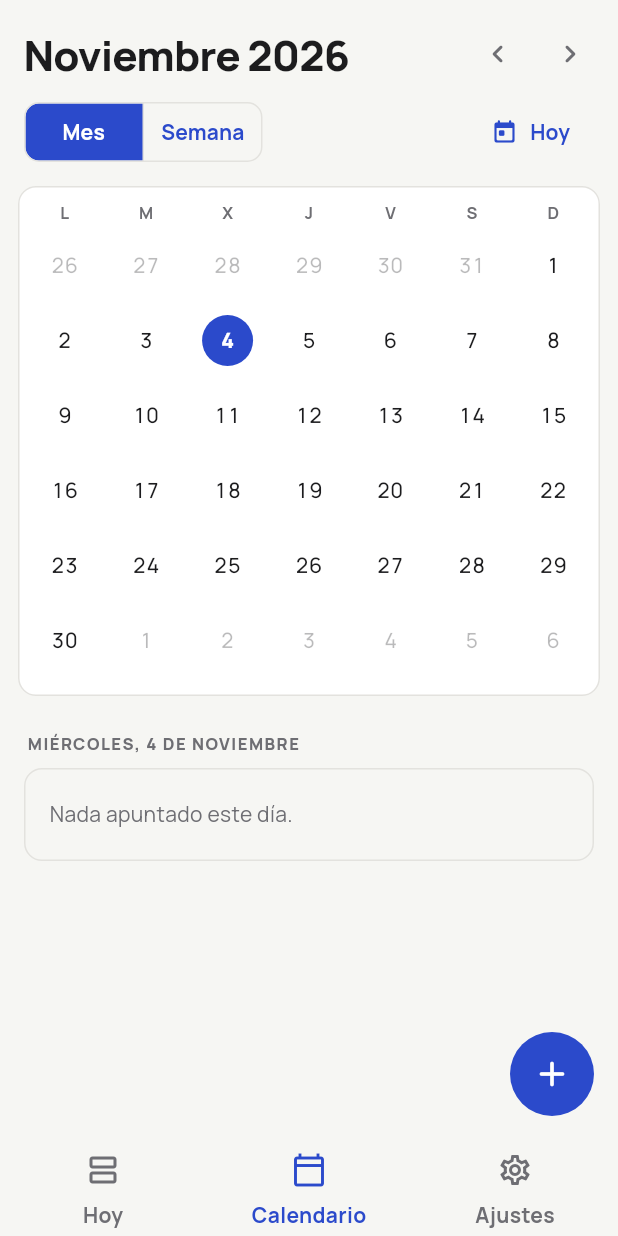
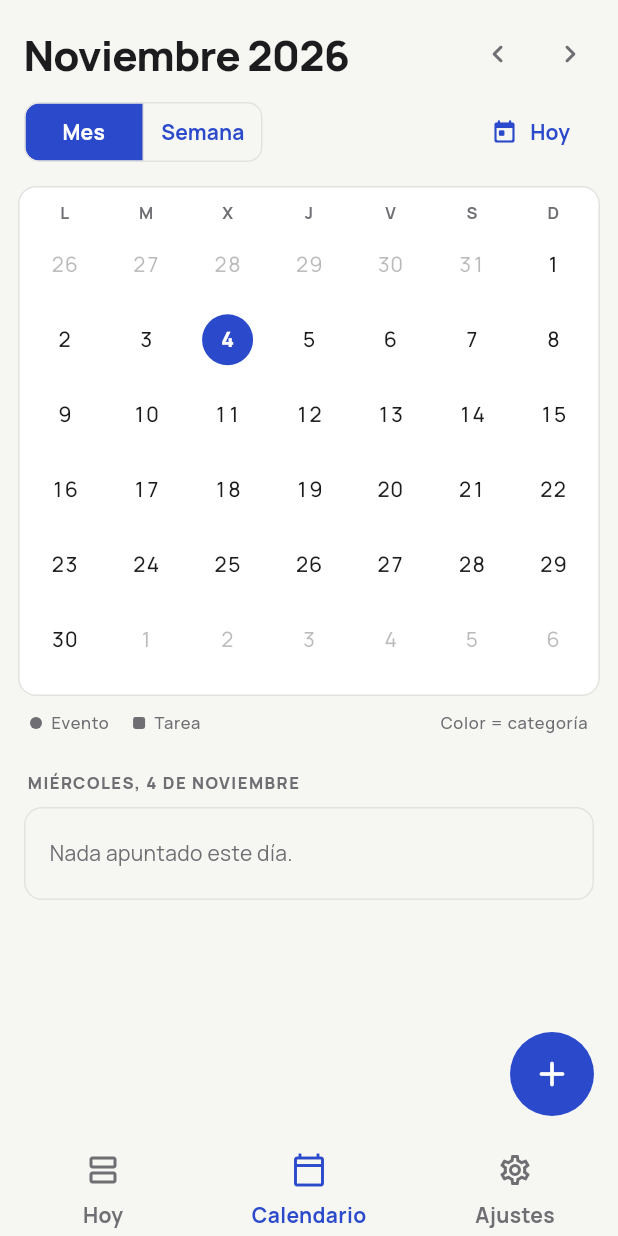
Before and after one commit to Drakarai/Remember-Forgetful, a Flutter app: the HomeShell screen opened directly, item 2 of the bottom bar chosen, on a phone screen of 412 x 824 dp. Run offline on Flutter 3.47's test engine with Material 3 defaults, Android fonts, the phone set to English and light mode, and no system bars; our stand-ins replace file_picker, flutter_local_notifications, flutter_timezone, package_info_plus, permission_handler, sqflite and 1 more; missing offline and left inert: workmanager; accounts and stored records are empty; statements that could not run were skipped.

Commit message:
Colores por categoría y formas distintas para tareas y eventos
- La barra de cada fila y los puntos del calendario usan el color de la
  categoría; la importancia se ve con su icono junto al título.
- Eventos con círculo y tareas con cuadrado (puntos del calendario y
  botón de marcar), con leyenda bajo el calendario.

Co-Authored-By: Claude Opus 5.5 <noreply@anthropic.com>
Claude-Session: https://claude.ai/code/session_01CjSAfKjh1aJBEH8uEnU2s9

```diff
--- a/lib/ui/screens/calendar_screen.dart
+++ b/lib/ui/screens/calendar_screen.dart
@@ -3,7 +3,6 @@ import 'package:provider/provider.dart';
 
 import '../../logic/dates.dart';
 import '../../models/item.dart';
-import '../../models/priority.dart';
 import '../../state/app_state.dart';
 import '../../theme/app_theme.dart';
 import '../format.dart';
@@ -149,6 +148,12 @@ class _CalendarScreenState extends State<CalendarScreen> {
             ),
           ),
         ),
+        SliverToBoxAdapter(
+          child: Padding(
+            padding: const EdgeInsets.fromLTRB(20, 10, 20, 0),
+            child: _Legend(),
+          ),
+        ),
         SliverPadding(
           padding: const EdgeInsets.fromLTRB(16, 0, 16, 120),
           sliver: SliverList.list(children: [
@@ -184,9 +189,10 @@ class _DayCell extends StatelessWidget {
   Widget build(BuildContext context) {
     final theme = Theme.of(context);
     final scheme = theme.colorScheme;
+    final state = context.read<AppState>();
     final pending = items.where((o) => !o.done).toList()
       ..sort((a, b) => b.item.priority.weight.compareTo(a.item.priority.weight));
-    final dots = pending.take(3).toList();
+    final dots = pending.take(4).toList();
     final fg = isSelected
         ? scheme.onPrimary
         : (inMonth ? scheme.onSurface : scheme.onSurface.withValues(alpha: 0.3));
@@ -216,24 +222,44 @@ class _DayCell extends StatelessWidget {
           ),
           const SizedBox(height: 3),
           SizedBox(
-            height: 5,
+            height: 6,
             child: Row(mainAxisAlignment: MainAxisAlignment.center, children: [
               for (final o in dots)
-                Container(
-                  width: 5,
-                  height: 5,
-                  margin: const EdgeInsets.symmetric(horizontal: 1.5),
-                  decoration: BoxDecoration(
-                    shape: BoxShape.circle,
-                    color: o.item.priority == Priority.none ? scheme.outline : o.item.priority.color,
+                Padding(
+                  padding: const EdgeInsets.symmetric(horizontal: 1.2),
+                  child: KindMarker(
+                    kind: o.item.kind,
+                    color: Color(state.categoryOf(o.item.categoryId).color),
                   ),
                 ),
             ]),
           ),
-          if (tall && pending.length > 3)
-            Text('+${pending.length - 3}', style: theme.textTheme.labelSmall?.copyWith(color: fg)),
+          if (tall && pending.length > 4)
+            Text('+${pending.length - 4}', style: theme.textTheme.labelSmall?.copyWith(color: fg)),
         ]),
       ),
     );
   }
 }
+
+/// Explica las formas de los puntos: círculo = evento, cuadrado = tarea.
+class _Legend extends StatelessWidget {
+  @override
+  Widget build(BuildContext context) {
+    final theme = Theme.of(context);
+    final muted = theme.colorScheme.onSurfaceVariant;
+    final style = theme.textTheme.labelSmall?.copyWith(color: muted);
+    Widget entry(ItemKind kind, String label) => Row(mainAxisSize: MainAxisSize.min, children: [
+          KindMarker(kind: kind, color: muted, size: 8),
+          const SizedBox(width: 6),
+          Text(label, style: style),
+        ]);
+    return Row(children: [
+      entry(ItemKind.event, 'Evento'),
+      const SizedBox(width: 16),
+      entry(ItemKind.task, 'Tarea'),
+      const Spacer(),
+      Text('Color = categoría', style: style),
+    ]);
+  }
+}
--- a/lib/ui/widgets/common.dart
+++ b/lib/ui/widgets/common.dart
@@ -1,5 +1,6 @@
 import 'package:flutter/material.dart';
 
+import '../../models/item.dart';
 import '../../models/priority.dart';
 
 /// Icono de importancia (rayo, exclamación, punto o círculo vacío).
@@ -109,3 +110,26 @@ class Wordmark extends StatelessWidget {
     );
   }
 }
+
+/// Marca pequeña de color: círculo para eventos, cuadrado para tareas.
+class KindMarker extends StatelessWidget {
+  final ItemKind kind;
+  final Color color;
+  final double size;
+  final bool hollow;
+  const KindMarker({super.key, required this.kind, required this.color, this.size = 6, this.hollow = false});
+
+  @override
+  Widget build(BuildContext context) {
+    return Container(
+      width: size,
+      height: size,
+      decoration: BoxDecoration(
+        color: hollow ? null : color,
+        border: hollow ? Border.all(color: color, width: 1.2) : null,
+        shape: kind == ItemKind.event ? BoxShape.circle : BoxShape.rectangle,
+        borderRadius: kind == ItemKind.task ? BorderRadius.circular(size * 0.2) : null,
+      ),
+    );
+  }
+}
--- a/lib/ui/widgets/occurrence_tile.dart
+++ b/lib/ui/widgets/occurrence_tile.dart
@@ -80,13 +80,20 @@ class OccurrenceTile extends StatelessWidget {
               height: 36,
               margin: const EdgeInsets.only(left: 6, right: 12),
               decoration: BoxDecoration(
-                color: item.priority == Priority.none ? scheme.outlineVariant : item.priority.color,
+                color: Color(category.color),
                 borderRadius: BorderRadius.circular(2),
               ),
             ),
             Expanded(
               child: Column(crossAxisAlignment: CrossAxisAlignment.start, children: [
-                Text(
+                Row(crossAxisAlignment: CrossAxisAlignment.start, children: [
+                  if (item.priority == Priority.critical || item.priority == Priority.important)
+                    Padding(
+                      padding: const EdgeInsets.only(top: 2, right: 4),
+                      child: Icon(item.priority.icon, size: 18, color: item.priority.color),
+                    ),
+                  Expanded(
+                    child: Text(
                       item.title,
                       maxLines: 2,
                       overflow: TextOverflow.ellipsis,
@@ -95,13 +102,11 @@ class OccurrenceTile extends StatelessWidget {
                         decoration: o.done ? TextDecoration.lineThrough : null,
                       ),
                     ),
+                  ),
+                ]),
                 const SizedBox(height: 3),
                 Row(children: [
-                  if (item.priority == Priority.critical || item.priority == Priority.important) ...[
-                    Icon(item.priority.icon, size: 14, color: item.priority.color),
-                    const SizedBox(width: 3),
-                  ],
-                  Icon(categoryIcon(category.icon), size: 14, color: muted),
+                  Icon(categoryIcon(category.icon), size: 14, color: Color(category.color)),
                   const SizedBox(width: 4),
                   Flexible(child: Text(meta, maxLines: 1, overflow: TextOverflow.ellipsis, style: metaStyle)),
                   if (item.isRecurring || item.parentId != null) ...[
@@ -127,6 +132,7 @@ class _DoneButton extends StatelessWidget {
   Widget build(BuildContext context) {
     final scheme = Theme.of(context).colorScheme;
     final done = occurrence.done;
+    final isTask = occurrence.item.kind == ItemKind.task;
     return IconButton(
       tooltip: done ? 'Marcar como pendiente' : 'Marcar como hecho',
       onPressed: () {
@@ -136,8 +142,10 @@ class _DoneButton extends StatelessWidget {
       icon: AnimatedSwitcher(
         duration: const Duration(milliseconds: 150),
         child: done
-            ? Icon(Icons.check_circle_rounded, key: const ValueKey(1), color: scheme.primary, size: 26)
-            : Icon(Icons.radio_button_unchecked_rounded, key: const ValueKey(0), color: scheme.outline, size: 26),
+            ? Icon(isTask ? Icons.check_box_rounded : Icons.check_circle_rounded,
+                key: const ValueKey(1), color: scheme.primary, size: 26)
+            : Icon(isTask ? Icons.check_box_outline_blank_rounded : Icons.radio_button_unchecked_rounded,
+                key: const ValueKey(0), color: scheme.outline, size: 26),
       ),
     );
   }
```
Lines whose indentation alone changed are shown as unchanged.
